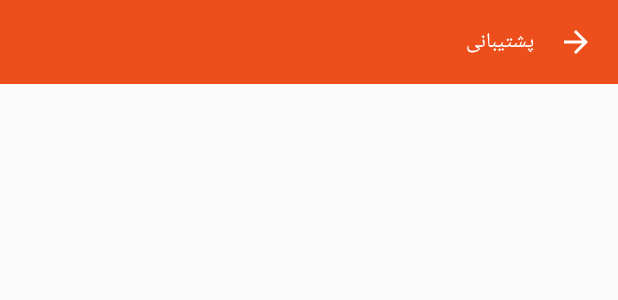
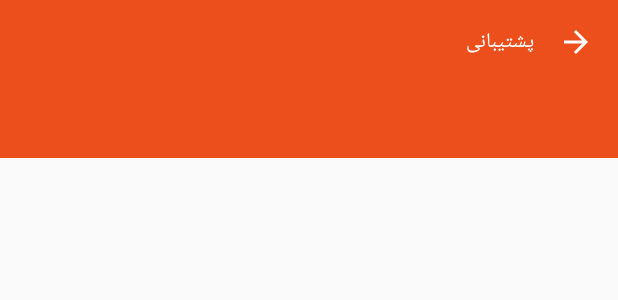
Before and after one commit to abbassabeti/EtkaV3, an Android app: the layout activity_support.xml on its own in the app's theme, with its tools: preview values and no code run, on a phone screen of 412 x 824 dp. Shown: the top 300 px of the screen. Run offline under Robolectric (Android 15) with nearby library versions, the phone set to English and light mode, and no system bars.

Commit message:
adding tabstrip pager

```diff
--- a/app/src/main/AndroidManifest.xml
+++ b/app/src/main/AndroidManifest.xml
@@ -19,7 +19,7 @@
         android:icon="@mipmap/ic_launcher"
         android:label="@string/applicationName"
         android:roundIcon="@mipmap/ic_launcher_round"
-        android:supportsRtl="false"
+        android:supportsRtl="true"
         android:theme="@style/AppTheme">
         <meta-data
             android:name="com.google.android.maps.v2.API_KEY"
--- a/app/src/main/java/ir/etkastores/app/Adapters/ViewPagerAdapters/GlobalFragmentPagerAdapter.java
+++ b/app/src/main/java/ir/etkastores/app/Adapters/ViewPagerAdapters/GlobalFragmentPagerAdapter.java
@@ -29,4 +29,9 @@ public class GlobalFragmentPagerAdapter extends FragmentPagerAdapter {
         return pages.size();
     }
 
+    @Override
+    public CharSequence getPageTitle(int position) {
+        return "پشتیبانی" + (position + 1);
+    }
+
 }
--- a/app/src/main/res/layout/activity_support.xml
+++ b/app/src/main/res/layout/activity_support.xml
@@ -1,13 +1,39 @@
 <?xml version="1.0" encoding="utf-8"?>
 <LinearLayout xmlns:android="http://schemas.android.com/apk/res/android"
+    xmlns:app="http://schemas.android.com/apk/res-auto"
     android:layout_width="match_parent"
     android:layout_height="wrap_content"
-    xmlns:app="http://schemas.android.com/apk/res-auto">
+    android:orientation="vertical">
 
     <ir.etkastores.app.UI.Views.EtkaToolbar
         android:id="@+id/toolbar"
         android:layout_width="match_parent"
         android:layout_height="wrap_content"
-        app:title="@string/support"/>
+        app:title="@string/support" />
+
+    <LinearLayout
+        android:layout_width="match_parent"
+        android:layout_height="match_parent"
+        android:orientation="vertical"
+        android:layoutDirection="rtl">
+
+        <android.support.design.widget.TabLayout
+            android:id="@+id/tabs"
+            android:layout_width="match_parent"
+            android:layout_height="wrap_content"
+            android:background="@color/colorPrimary"
+            android:paddingBottom="1dp"
+            app:tabIndicatorColor="@color/white"
+            app:tabIndicatorHeight="2dp"
+            app:tabMode="scrollable"
+            app:tabSelectedTextColor="@color/white"
+            app:tabTextColor="@color/white" />
+
+        <android.support.v4.view.ViewPager
+            android:id="@+id/pager"
+            android:layout_width="match_parent"
+            android:layout_height="match_parent" />
+
+    </LinearLayout>
 
 </LinearLayout>
--- /dev/null
+++ b/app/src/main/res/layout/fragment_contact_us.xml
@@ -0,0 +1,6 @@
+<?xml version="1.0" encoding="utf-8"?>
+<RelativeLayout xmlns:android="http://schemas.android.com/apk/res/android"
+    android:layout_width="match_parent"
+    android:layout_height="match_parent">
+
+</RelativeLayout>
--- /dev/null
+++ b/app/src/main/res/layout/fragment_requests.xml
@@ -0,0 +1,6 @@
+<?xml version="1.0" encoding="utf-8"?>
+<RelativeLayout xmlns:android="http://schemas.android.com/apk/res/android"
+    android:layout_width="match_parent"
+    android:layout_height="match_parent">
+
+</RelativeLayout>
--- a/app/src/main/res/layout/toolbar_layout.xml
+++ b/app/src/main/res/layout/toolbar_layout.xml
@@ -52,7 +52,7 @@
             android:paddingLeft="8dp"
             android:paddingRight="16dp"
             android:background="?attr/selectableItemBackground"
-            android:layout_alignParentEnd="true"
+            android:layout_alignParentRight="true"
             app:srcCompat="@drawable/ic_arrow_right_24dp_white"/>
 
         <TextView
@@ -62,7 +62,7 @@
             android:layout_centerVertical="true"
             android:textColor="@color/white"
             android:paddingRight="8dp"
-            android:layout_toStartOf="@id/toolbarBackButton"/>
+            android:layout_toLeftOf="@id/toolbarBackButton"/>
 
     </RelativeLayout>
 
```
Also changed, not shown: app/src/main/java/ir/etkastores/app/Activities/ProfileActivities/SupportActivity.java (+28 -0 lines), app/src/main/java/ir/etkastores/app/Fragments/SupportFragments/ContactUsFramgment.java (added, +33 -0 lines), app/src/main/java/ir/etkastores/app/Fragments/SupportFragments/RequestsFragment.java (added, +34 -0 lines).
